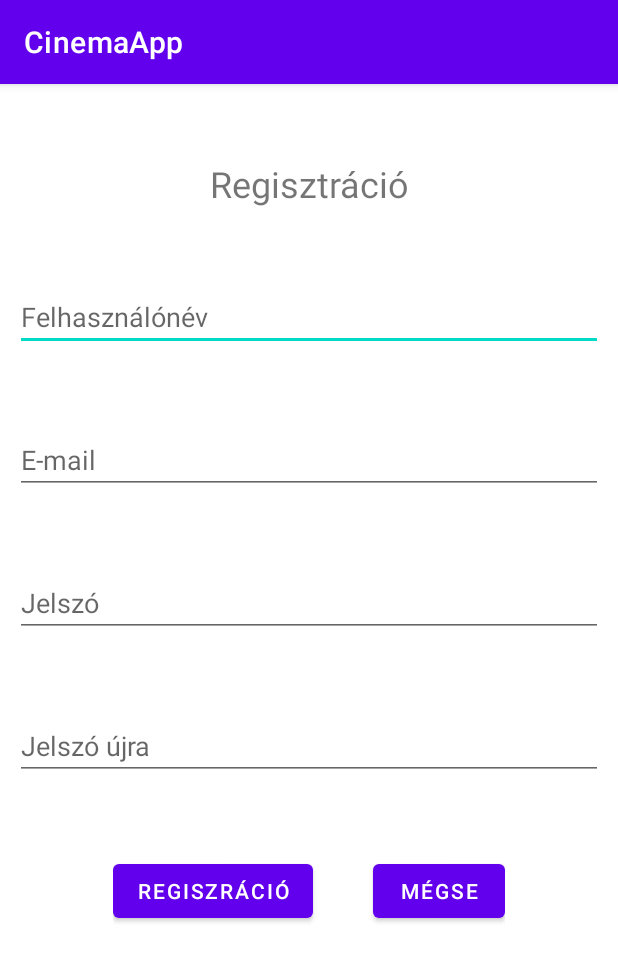
After one commit to tarkomate99/CinemaApp, an Android app: the RegisterActivity screen opened directly, with no data from a screen before it, on a phone screen of 412 x 824 dp. The commit adds this screen. Shown: the top 961 px of the screen. Run offline under Robolectric (Android 15) with nearby library versions, the phone set to English and light mode, and no system bars; our stand-ins replace Firebase (no records; nobody signed in at launch, a user with empty details on screens opened directly).

Commit message:
login and register created

```diff
--- a/app/src/main/AndroidManifest.xml
+++ b/app/src/main/AndroidManifest.xml
@@ -11,6 +11,12 @@
         android:roundIcon="@mipmap/ic_launcher_round"
         android:supportsRtl="true"
         android:theme="@style/Theme.CinemaApp">
+        <activity
+            android:name=".RegisterActivity"
+            android:exported="false" />
+        <activity
+            android:name=".LoginActivity"
+            android:exported="false" />
         <activity
             android:name=".AddNewFoglalas"
             android:exported="false" />
--- /dev/null
+++ b/app/src/main/java/com/example/cinemaapp/RegisterActivity.java
@@ -0,0 +1,74 @@
+package com.example.cinemaapp;
+
+import androidx.annotation.NonNull;
+import androidx.appcompat.app.AppCompatActivity;
+
+import android.content.Intent;
+import android.os.Bundle;
+import android.util.Log;
+import android.view.View;
+import android.widget.EditText;
+import android.widget.Toast;
+
+import com.google.android.gms.tasks.OnCompleteListener;
+import com.google.android.gms.tasks.Task;
+import com.google.firebase.auth.AuthResult;
+import com.google.firebase.auth.FirebaseAuth;
+
+public class RegisterActivity extends AppCompatActivity {
+
+    EditText userNameET;
+    EditText userEmailET;
+    EditText userPasswordET;
+    EditText userPasswordAgEt;
+
+    private FirebaseAuth auth;
+
+    @Override
+    protected void onCreate(Bundle savedInstanceState) {
+        super.onCreate(savedInstanceState);
+        setContentView(R.layout.activity_register);
+
+        userNameET = findViewById(R.id.editTextUserName);
+        userEmailET = findViewById(R.id.editTextEmail);
+        userPasswordET = findViewById(R.id.editTextPassword);
+        userPasswordAgEt = findViewById(R.id.editTextPasswordAgain);
+
+        auth = FirebaseAuth.getInstance();
+    }
+
+    public void register(View view) {
+
+        String userName = userNameET.getText().toString();
+        String userEmail = userEmailET.getText().toString();
+        String userPw = userPasswordET.getText().toString();
+        String userPwAg = userPasswordAgEt.getText().toString();
+
+        if(!userPw.equals(userPwAg)){
+            Toast.makeText(this, "Nem egyeznek a jelszavak!", Toast.LENGTH_LONG).show();
+            return;
+        }
+
+        auth.createUserWithEmailAndPassword(userEmail, userPw).addOnCompleteListener(this, new OnCompleteListener<AuthResult>() {
+            @Override
+            public void onComplete(@NonNull Task<AuthResult> task) {
+                if(task.isSuccessful()){
+                    Log.d(RegisterActivity.class.getName(),"Felhasználó regisztrálva!");
+                    openMovieList();
+                }else{
+                    Log.d(RegisterActivity.class.getName(), "A felhasználó létrehozás nem sikerült!");
+                    Toast.makeText(RegisterActivity.this, "A felhasználó létrehozás nem sikerült!"+task.getException().getMessage(), Toast.LENGTH_LONG).show();
+                }
+            }
+        });
+
+    }
+
+    public void cancel(View view) {
+        finish();
+    }
+    public void openMovieList(){
+        Intent intent = new Intent(this, MainActivity.class);
+        startActivity(intent);
+    }
+}
--- /dev/null
+++ b/app/src/main/res/layout/activity_register.xml
@@ -0,0 +1,94 @@
+<?xml version="1.0" encoding="utf-8"?>
+<RelativeLayout xmlns:android="http://schemas.android.com/apk/res/android"
+    android:layout_width="match_parent"
+    android:layout_height="match_parent"
+    xmlns:app="http://schemas.android.com/apk/res-auto"
+    xmlns:tools="http://schemas.android.com/tools"
+    tools:context=".RegisterActivity">
+
+    <TextView
+        android:id="@+id/registerText"
+        android:layout_width="match_parent"
+        android:layout_height="wrap_content"
+        android:layout_marginTop="50dp"
+        android:text="Regisztráció"
+        android:textSize="24sp"
+        android:layout_alignParentStart="true"
+        android:layout_alignParentEnd="true"
+        android:textAlignment="center"/>
+
+    <EditText
+        android:id="@+id/editTextUserName"
+        android:layout_width="match_parent"
+        android:layout_height="wrap_content"
+        android:ems="10"
+        android:layout_marginTop="50dp"
+        android:layout_marginLeft="10dp"
+        android:layout_marginRight="10dp"
+        android:layout_below="@+id/registerText"
+        android:hint="Felhasználónév"
+        android:inputType="text"/>
+
+    <EditText
+        android:id="@+id/editTextEmail"
+        android:layout_width="match_parent"
+        android:layout_height="wrap_content"
+        android:ems="10"
+        android:hint="E-mail"
+        android:layout_marginTop="50dp"
+        android:layout_marginLeft="10dp"
+        android:layout_marginRight="10dp"
+        android:inputType="textEmailAddress"
+        android:layout_below="@id/editTextUserName"/>
+
+    <EditText
+        android:id="@+id/editTextPassword"
+        android:layout_width="match_parent"
+        android:layout_height="wrap_content"
+        android:layout_marginTop="50dp"
+        android:layout_marginLeft="10dp"
+        android:layout_marginRight="10dp"
+        android:ems="10"
+        android:hint="Jelszó"
+        android:inputType="textPassword"
+        android:layout_below="@+id/editTextEmail"/>
+
+    <EditText
+        android:id="@+id/editTextPasswordAgain"
+        android:layout_width="match_parent"
+        android:layout_height="wrap_content"
+        android:layout_marginTop="50dp"
+        android:layout_marginLeft="10dp"
+        android:layout_marginRight="10dp"
+        android:ems="10"
+        android:hint="Jelszó újra"
+        android:inputType="textPassword"
+        android:layout_below="@+id/editTextPassword"/>
+
+
+    <LinearLayout
+        android:layout_width="wrap_content"
+        android:layout_height="wrap_content"
+        android:orientation="horizontal"
+        android:layout_below="@+id/editTextPasswordAgain"
+        android:layout_marginTop="50dp"
+        android:layout_centerHorizontal="true">
+
+        <Button
+            android:layout_width="wrap_content"
+            android:layout_height="wrap_content"
+            android:text="Regiszráció"
+            android:onClick="register"/>
+
+        <Button
+            android:layout_width="wrap_content"
+            android:layout_height="wrap_content"
+            android:layout_marginStart="40dp"
+            android:text="Mégse"
+            android:onClick="cancel"/>
+
+
+    </LinearLayout>
+
+
+</RelativeLayout>
```
Also changed, not shown: app/src/main/java/com/example/cinemaapp/AddNewFoglalas.java (+14 -0 lines), app/src/main/java/com/example/cinemaapp/LoginActivity.java (added, +66 -0 lines), app/src/main/java/com/example/cinemaapp/MainActivity.java (+57 -10 lines), app/src/main/res/drawable/ic_baseline_app_registration_24.xml (added, +31 -0 lines), app/src/main/res/drawable/ic_baseline_arrow_back_24.xml (added, +11 -0 lines), app/src/main/res/drawable/ic_baseline_login_24.xml (added, +10 -0 lines), app/src/main/res/drawable/ic_baseline_search_24.xml (added, +10 -0 lines), app/src/main/res/layout/activity_login.xml (added, +60 -0 lines), app/src/main/res/menu/menu.xml (added, +32 -0 lines), app/src/main/res/layout/activity_add_new_foglalas.xml (line endings or trailing spaces).
